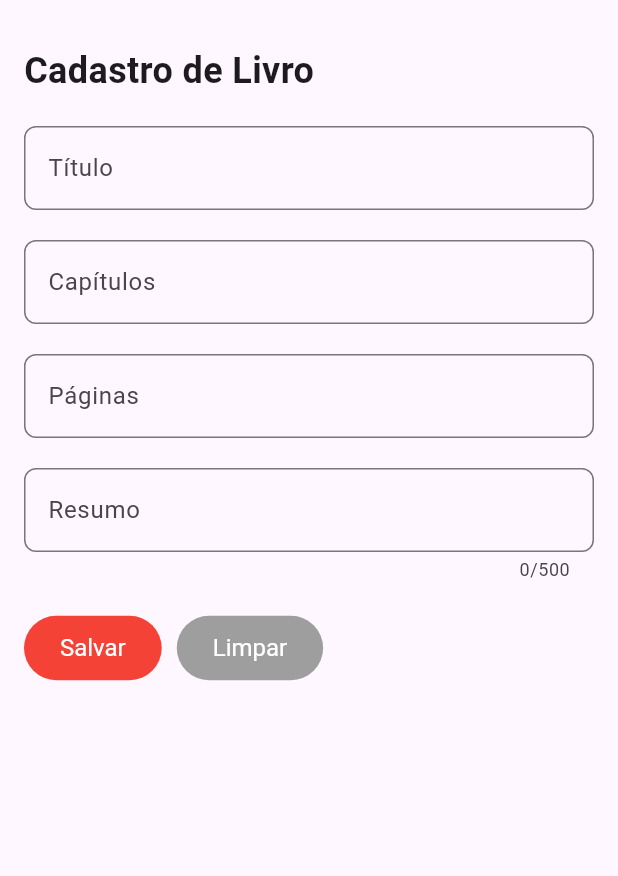
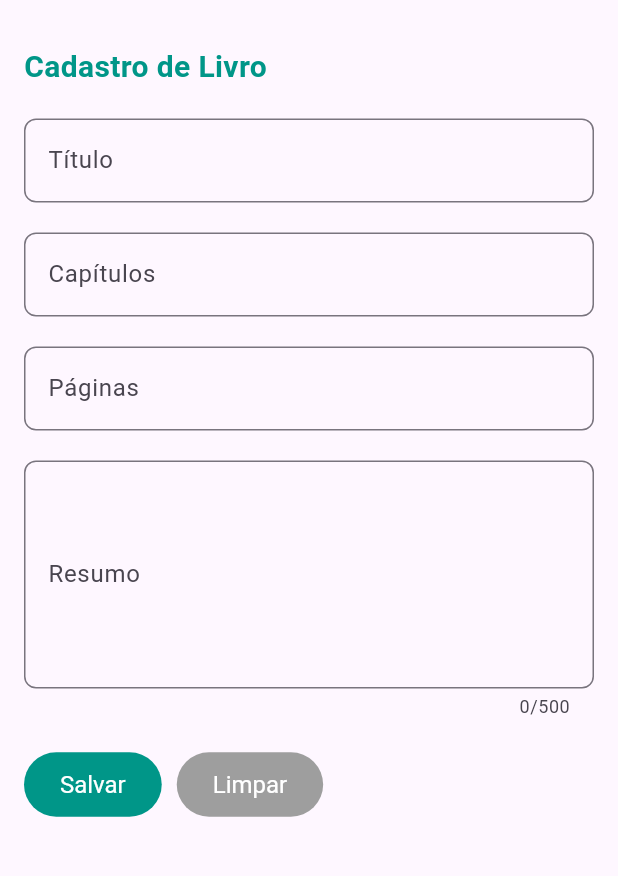
Before and after one commit to mateusscarin/appsqlite, a Flutter app: the AddBook screen opened directly, on a phone screen of 412 x 824 dp, the part 63-939 px from its top. Run offline on Flutter 3.47's test engine with Material 3 defaults, Android fonts, the light colour scheme and no system bars; our stand-ins replace sqflite; accounts and stored records are empty.

Commit message:
fix: correct Book CRUD

```diff
--- a/lib/screens/AddBook.dart
+++ b/lib/screens/AddBook.dart
@@ -14,15 +14,17 @@ class _AddBookState extends State<AddBook> {
   final _bookNumChaptersController = TextEditingController();
   final _bookNumPagesController = TextEditingController();
   final _bookSummaryController = TextEditingController();
+
   bool _validateTitle = false;
   bool _validateNumChapters = false;
   bool _validateNumPages = false;
   bool _validateSummary = false;
+
   final _bookService = BookService();
 
   @override
   void dispose() {
-    // Dispose the controllers to free up resources when the widget is removed
+    // Liberar os controladores quando o widget for descartado
     _bookTitleController.dispose();
     _bookNumChaptersController.dispose();
     _bookNumPagesController.dispose();
@@ -38,13 +40,15 @@ class _AddBookState extends State<AddBook> {
       ),
       body: SingleChildScrollView(
         padding: const EdgeInsets.all(16.0),
+        child: Form(
           child: Column(
             crossAxisAlignment: CrossAxisAlignment.start,
             children: [
               const Text(
                 'Cadastro de Livro',
                 style: TextStyle(
-                fontSize: 24,
+                  fontSize: 20,
+                  color: Colors.teal,
                   fontWeight: FontWeight.w600,
                 ),
               ),
@@ -53,8 +57,9 @@ class _AddBookState extends State<AddBook> {
                 controller: _bookTitleController,
                 label: 'Título',
                 hintText: 'Título do livro',
-              errorText:
-                  _validateTitle ? 'Título do livro não pode ser vazio' : null,
+                errorText: _validateTitle
+                    ? 'Título do livro não pode ser vazio'
+                    : null,
               ),
               const SizedBox(height: 20.0),
               _buildTextField(
@@ -82,14 +87,16 @@ class _AddBookState extends State<AddBook> {
                 label: 'Resumo',
                 hintText: 'Resumo do livro',
                 maxLength: 500,
-              errorText: _validateSummary ? 'Resumo não pode ser vazio' : null,
+                maxLines: 5,
+                errorText:
+                    _validateSummary ? 'Resumo não pode ser vazio' : null,
               ),
               const SizedBox(height: 20.0),
               Row(
                 children: [
                   _buildButton(
                     label: 'Salvar',
-                  backgroundColor: Colors.red,
+                    backgroundColor: Colors.teal,
                     onPressed: _onSave,
                   ),
                   const SizedBox(width: 10.0),
@@ -103,6 +110,7 @@ class _AddBookState extends State<AddBook> {
             ],
           ),
         ),
+      ),
     );
   }
 
@@ -113,12 +121,14 @@ class _AddBookState extends State<AddBook> {
     required String hintText,
     String? errorText,
     TextInputType keyboardType = TextInputType.text,
+    int? maxLines,
     int? maxLength,
   }) {
     return TextField(
       controller: controller,
       keyboardType: keyboardType,
       maxLength: maxLength,
+      maxLines: maxLines,
       decoration: InputDecoration(
         border: OutlineInputBorder(
           borderRadius: BorderRadius.circular(8.0),
@@ -170,8 +180,13 @@ class _AddBookState extends State<AddBook> {
       book.numPages = int.tryParse(_bookNumPagesController.text) ?? 0;
       book.summary = _bookSummaryController.text;
 
-      var result = await _bookService.updateBook(book);
+      var result = await _bookService.saveBook(book);
       Navigator.pop(context, result);
+
+      // Exibir mensagem de sucesso
+      ScaffoldMessenger.of(context).showSnackBar(
+        const SnackBar(content: Text('Livro adicionado com sucesso!')),
+      );
     }
   }
 
@@ -181,5 +196,11 @@ class _AddBookState extends State<AddBook> {
     _bookNumChaptersController.clear();
     _bookNumPagesController.clear();
     _bookSummaryController.clear();
+    setState(() {
+      _validateTitle = false;
+      _validateNumChapters = false;
+      _validateNumPages = false;
+      _validateSummary = false;
+    });
   }
 }
--- a/lib/services/BookService.dart
+++ b/lib/services/BookService.dart
@@ -2,7 +2,7 @@ import 'package:appsqlite/db_helper/repository.dart';
 import 'package:appsqlite/model/Book.dart';
 
 class BookService {
-  final String referenceTable = 'tb_books';
+  final String referenceTable = 'books';
 
   late Repository _repository;
   BookService() {
```
Also changed, not shown: lib/main.dart (+57 -66 lines). Lines whose indentation alone changed are shown as unchanged.
